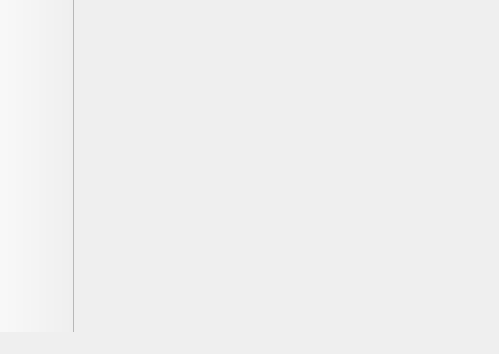
delcypher/simi-qt, file src/mainwindow.ui: the form before one commit; both pictures show x 0 to 499 and y 322 to 676 of the 1052 by 676 pixel window.
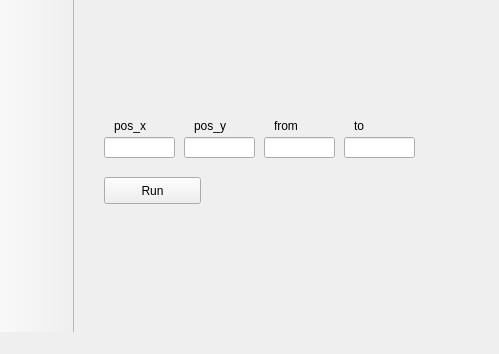
The form after the commit. Icons and pictures are not drawn. Custom widgets are drawn as their Qt base class.

Commit message: Coded the algorithm (still buggy)

```diff
--- a/src/mainwindow.ui
+++ b/src/mainwindow.ui
@@ -24,6 +24,111 @@
      </rect>
     </property>
    </widget>
+   <widget class="QLineEdit" name="pos_x_line">
+    <property name="geometry">
+     <rect>
+      <x>30</x>
+      <y>440</y>
+      <width>71</width>
+      <height>21</height>
+     </rect>
+    </property>
+   </widget>
+   <widget class="QLineEdit" name="pos_y_line">
+    <property name="geometry">
+     <rect>
+      <x>110</x>
+      <y>440</y>
+      <width>71</width>
+      <height>21</height>
+     </rect>
+    </property>
+   </widget>
+   <widget class="QLineEdit" name="from_line">
+    <property name="geometry">
+     <rect>
+      <x>190</x>
+      <y>440</y>
+      <width>71</width>
+      <height>21</height>
+     </rect>
+    </property>
+   </widget>
+   <widget class="QLineEdit" name="to_line">
+    <property name="geometry">
+     <rect>
+      <x>270</x>
+      <y>440</y>
+      <width>71</width>
+      <height>21</height>
+     </rect>
+    </property>
+   </widget>
+   <widget class="QLabel" name="label">
+    <property name="geometry">
+     <rect>
+      <x>40</x>
+      <y>420</y>
+      <width>51</width>
+      <height>17</height>
+     </rect>
+    </property>
+    <property name="text">
+     <string>pos_x</string>
+    </property>
+   </widget>
+   <widget class="QLabel" name="label_2">
+    <property name="geometry">
+     <rect>
+      <x>120</x>
+      <y>420</y>
+      <width>51</width>
+      <height>17</height>
+     </rect>
+    </property>
+    <property name="text">
+     <string>pos_y</string>
+    </property>
+   </widget>
+   <widget class="QLabel" name="label_3">
+    <property name="geometry">
+     <rect>
+      <x>200</x>
+      <y>420</y>
+      <width>51</width>
+      <height>17</height>
+     </rect>
+    </property>
+    <property name="text">
+     <string>from</string>
+    </property>
+   </widget>
+   <widget class="QLabel" name="label_4">
+    <property name="geometry">
+     <rect>
+      <x>280</x>
+      <y>420</y>
+      <width>51</width>
+      <height>17</height>
+     </rect>
+    </property>
+    <property name="text">
+     <string>to</string>
+    </property>
+   </widget>
+   <widget class="QPushButton" name="runAlgorithm">
+    <property name="geometry">
+     <rect>
+      <x>30</x>
+      <y>480</y>
+      <width>97</width>
+      <height>27</height>
+     </rect>
+    </property>
+    <property name="text">
+     <string>Run</string>
+    </property>
+   </widget>
   </widget>
   <widget class="QMenuBar" name="menubar">
    <property name="geometry">
```
Left out of the diff: 2 changed lines with no effect on the pictures. The commit also changes 4 other files.
